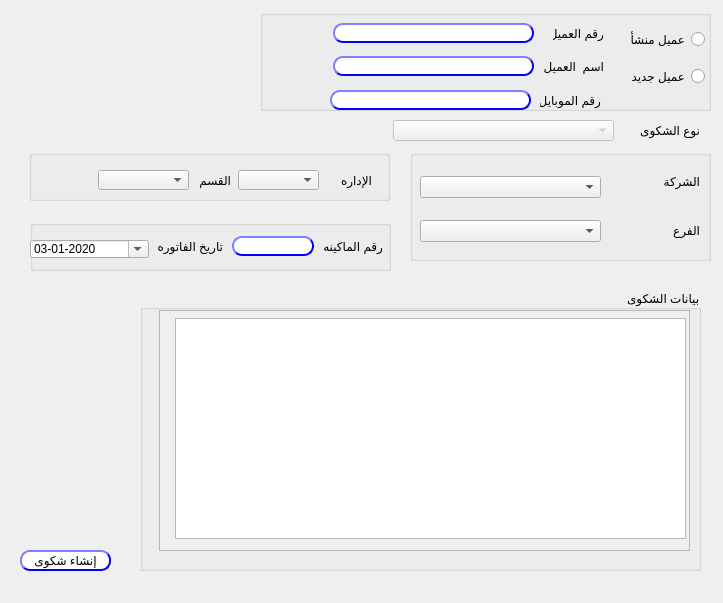
Old version of the form presentation/customer_service_ui/customerService_create.ui in the repository shymaa123456/HyperPOS2020.
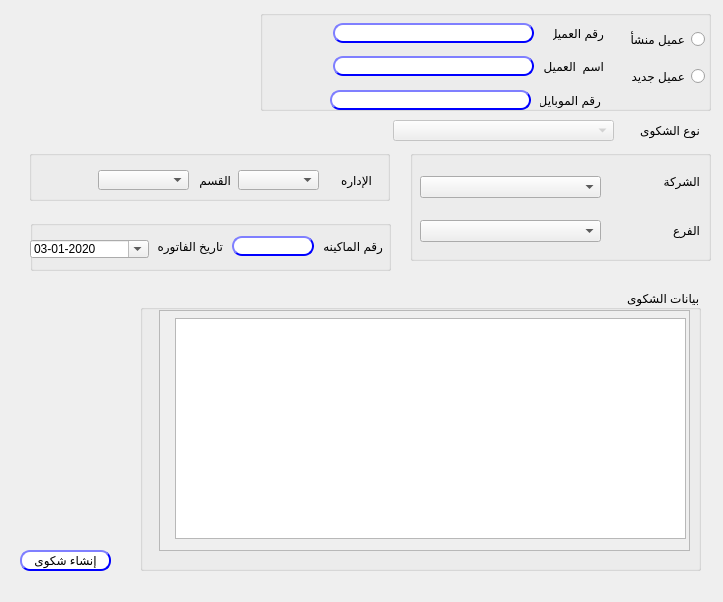
New version of the form.

The edit to the form file:
```diff
--- a/presentation/customer_service_ui/customerService_create.ui
+++ b/presentation/customer_service_ui/customerService_create.ui
@@ -7,7 +7,7 @@
     <x>0</x>
     <y>0</y>
     <width>723</width>
-    <height>603</height>
+    <height>602</height>
    </rect>
   </property>
   <property name="windowTitle">
```
Left out of the diff: 14 changed lines with no effect on the pictures.
